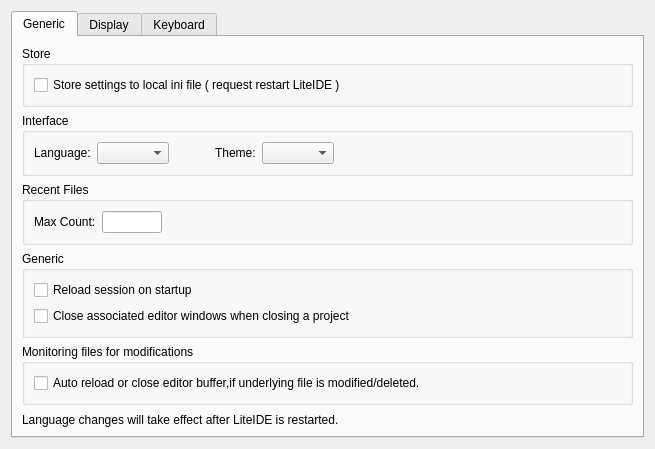
The window that liteidex/src/liteapp/liteappoption.ui (visualfc/liteide) describes before a commit, drawn with Qt 5.
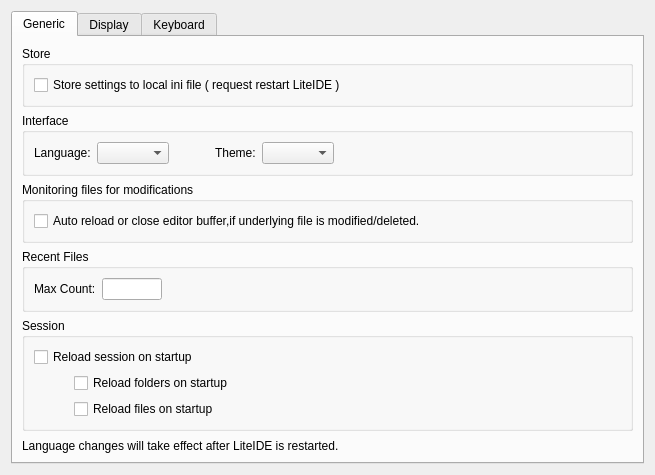
The same window after the commit.

Commit message: update settion, option auto load last folder/files

What changed in the file:
```diff
--- a/liteidex/src/liteapp/liteappoption.ui
+++ b/liteidex/src/liteapp/liteappoption.ui
@@ -7,7 +7,7 @@
     <x>0</x>
     <y>0</y>
     <width>655</width>
-    <height>380</height>
+    <height>414</height>
    </rect>
   </property>
   <property name="windowTitle">
@@ -98,6 +98,22 @@
          </layout>
         </widget>
        </item>
+       <item>
+        <widget class="QGroupBox" name="groupBox_5">
+         <property name="title">
+          <string>Monitoring files for modifications</string>
+         </property>
+         <layout class="QVBoxLayout" name="verticalLayout_3">
+          <item>
+           <widget class="QCheckBox" name="fileWatcherAutoReloadCheckBox">
+            <property name="text">
+             <string>Auto reload or close editor buffer,if underlying file is modified/deleted.</string>
+            </property>
+           </widget>
+          </item>
+         </layout>
+        </widget>
+       </item>
        <item>
         <widget class="QGroupBox" name="groupBox_2">
          <property name="title">
@@ -154,7 +170,7 @@
        <item>
         <widget class="QGroupBox" name="groupBox_3">
          <property name="title">
-          <string>Generic</string>
+          <string>Session</string>
          </property>
          <layout class="QVBoxLayout" name="verticalLayout_6">
           <item>
@@ -165,27 +181,58 @@
            </widget>
           </item>
           <item>
-           <widget class="QCheckBox" name="autoCloseProjecEditorsCheckBox">
+           <layout class="QHBoxLayout" name="horizontalLayout_4">
+            <item>
+             <spacer name="horizontalSpacer_4">
+              <property name="orientation">
+               <enum>Qt::Horizontal</enum>
+              </property>
+              <property name="sizeType">
+               <enum>QSizePolicy::Fixed</enum>
+              </property>
+              <property name="sizeHint" stdset="0">
+               <size>
+                <width>40</width>
+                <height>20</height>
+               </size>
+              </property>
+             </spacer>
+            </item>
+            <item>
+             <widget class="QCheckBox" name="startupReloadFoldersCheckBox">
             <property name="text">
-             <string>Close associated editor windows when closing a project</string>
+               <string>Reload folders on startup</string>
             </property>
            </widget>
           </item>
          </layout>
-        </widget>
        </item>
        <item>
-        <widget class="QGroupBox" name="groupBox_5">
-         <property name="title">
-          <string>Monitoring files for modifications</string>
-         </property>
-         <layout class="QVBoxLayout" name="verticalLayout_3">
+           <layout class="QHBoxLayout" name="horizontalLayout_5">
+            <item>
+             <spacer name="horizontalSpacer_6">
+              <property name="orientation">
+               <enum>Qt::Horizontal</enum>
+              </property>
+              <property name="sizeType">
+               <enum>QSizePolicy::Fixed</enum>
+              </property>
+              <property name="sizeHint" stdset="0">
+               <size>
+                <width>40</width>
+                <height>20</height>
+               </size>
+              </property>
+             </spacer>
+            </item>
           <item>
-           <widget class="QCheckBox" name="autoReloadFileCheck">
+             <widget class="QCheckBox" name="startupReloadFilesCheckBox">
             <property name="text">
-             <string>Auto reload or close editor buffer,if underlying file is modified/deleted.</string>
-            </property>
-           </widget>
+               <string>Reload files on startup</string>
+              </property>
+             </widget>
+            </item>
+           </layout>
           </item>
          </layout>
         </widget>
```
Lines whose indentation alone changed are shown as unchanged. The commit also changes 6 other files.
